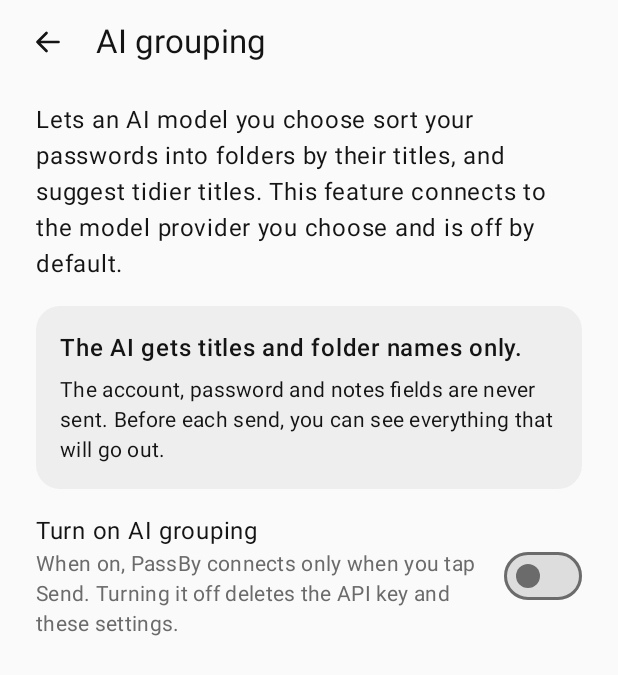
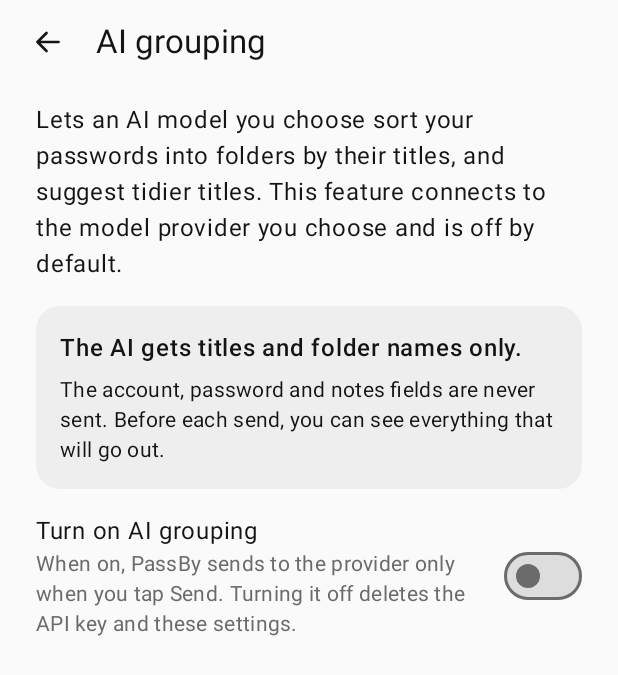
Before and after one commit to dozybot001/PassBy, an Android app built with Jetpack Compose: the composable AiScreen shown on its own in the app's theme, on a phone screen of 412 x 824 dp. Shown: the top 675 px of the screen. Run offline under Robolectric (Android 15) with nearby library versions, the phone set to English and light mode, and no system bars; pictures from the network do not load.

Commit message:
Android: two AI grouping sentences no longer say the app never connects otherwise
Co-Authored-By: Claude Fable 5.2 <noreply@anthropic.com>

```diff
--- a/android/app/src/main/res/values/strings.xml
+++ b/android/app/src/main/res/values/strings.xml
@@ -204,7 +204,7 @@
     <string name="ai_only_titles">The AI gets titles and folder names only.</string>
     <string name="ai_never_sent">The account, password and notes fields are never sent. Before each send, you can see everything that will go out.</string>
     <string name="ai_switch">Turn on AI grouping</string>
-    <string name="ai_switch_text">When on, PassBy connects only when you tap Send. Turning it off deletes the API key and these settings.</string>
+    <string name="ai_switch_text">When on, PassBy sends to the provider only when you tap Send. Turning it off deletes the API key and these settings.</string>
     <string name="ai_provider">Model provider</string>
     <string name="ai_endpoint">Endpoint</string>
     <string name="ai_model">Model name</string>
@@ -226,7 +226,7 @@
     <string name="ai_turn_on_key">The API key is stored encrypted on this phone only.</string>
     <string name="ai_turn_on">Turn on</string>
     <string name="ai_turn_off_title">Turn off AI grouping?</string>
-    <string name="ai_turn_off_text">This deletes the API key and provider settings saved on this phone. Your notebook is not affected. Once off, PassBy no longer connects to the network.</string>
+    <string name="ai_turn_off_text">This deletes the API key and provider settings saved on this phone. Your notebook is not affected. Once off, PassBy no longer connects to the provider.</string>
     <string name="ai_turn_off">Turn off</string>
     <string name="ai_preview_title">Check what will be sent</string>
     <string name="ai_preview_to">The text below will be sent to the provider you set up (%1$s).</string>
```
Also changed, not shown: 1 other file.
